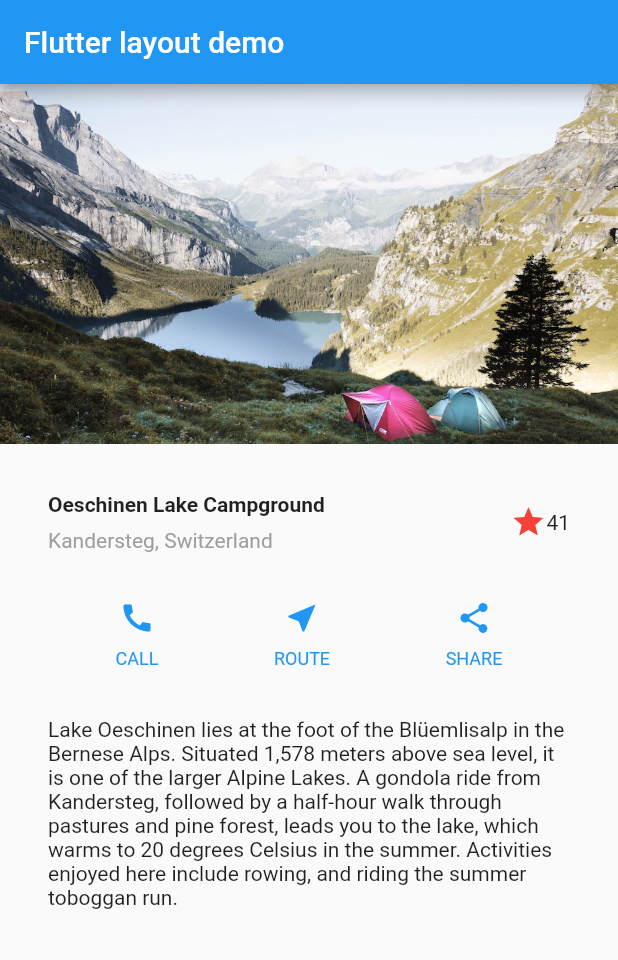
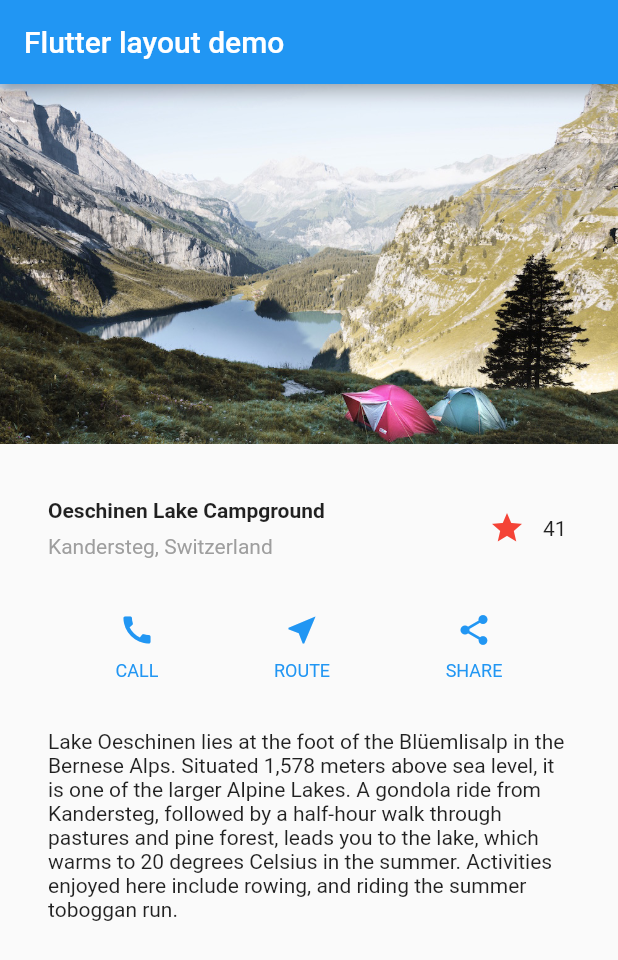
Before and after one commit to mmajdanski/flutter_layout_tutorial, a Flutter app: the screen it shows after launch, on a phone screen of 412 x 824 dp. Shown: the top 960 px of the screen. Run offline on Flutter 3.47's test engine with Material 2 defaults, Android fonts, the phone set to English and light mode, and no system bars.

Commit message:
part 2 changes

```diff
--- a/lib/main.dart
+++ b/lib/main.dart
@@ -5,6 +5,48 @@
 void main() {
   //debugPaintSizeEnabled = true;
   runApp(MyApp());
+}
+
+class FavoriteWidget extends StatefulWidget {
+  @override
+  _FavoriteWidgetState createState() => _FavoriteWidgetState();
+}
+
+class _FavoriteWidgetState extends State<FavoriteWidget> {
+  bool _isFavorited = true;
+  int _favoriteCount = 41;
+
+  void _toggleFavorite() {
+    setState(() {
+      if (_isFavorited) {
+        _favoriteCount -= 1;
+        _isFavorited = false;
+      } else {
+        _favoriteCount += 1;
+        _isFavorited = true;
+      }
+    });
+  }
+
+  @override
+  Widget build(BuildContext context) {
+    return Row(
+      mainAxisSize: MainAxisSize.min,
+      children: <Widget>[
+        IconButton(
+          icon: _isFavorited ? Icon(Icons.star) : Icon(Icons.star_border),
+          onPressed: _toggleFavorite,
+          color: Colors.red[500],
+        ),
+        SizedBox(
+          width: 18,
+          child: Container(
+            child: Text('$_favoriteCount'),
+          ),
+        ),
+      ],
+    );
+  }
 }
 
 class MyApp extends StatelessWidget {
@@ -39,11 +81,7 @@
             ),
           ),
           /*3*/
-          Icon(
-            Icons.star,
-            color: Colors.red[500],
-          ),
-          Text('41'),
+          FavoriteWidget(),
         ],
       ),
     );
```
